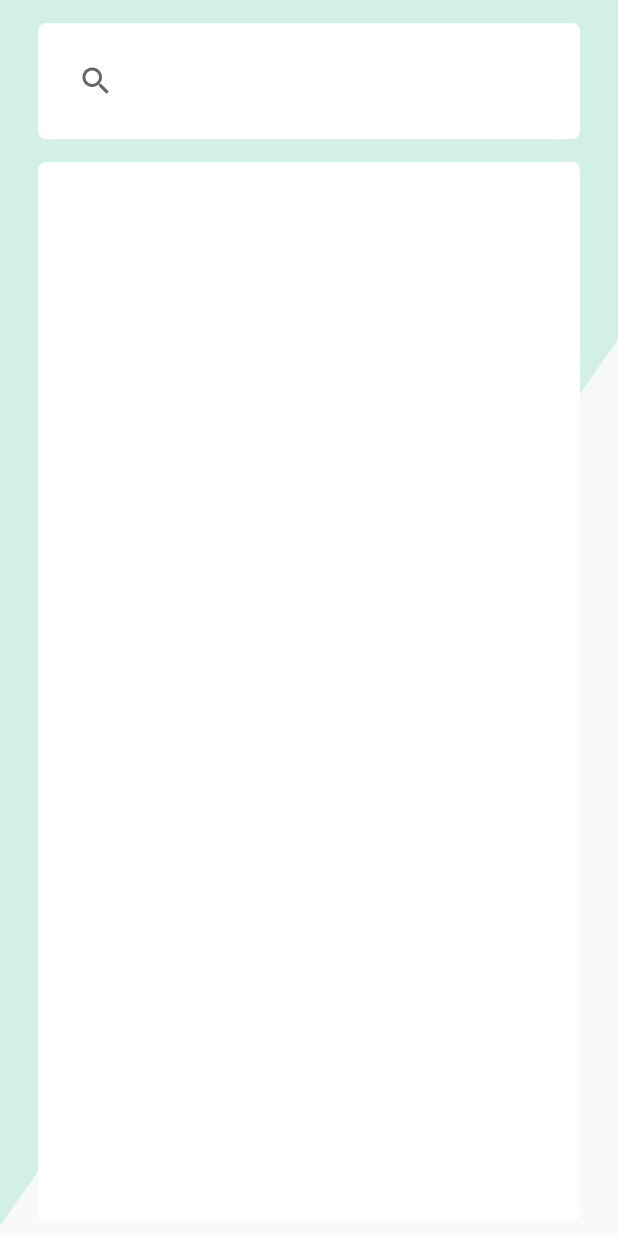
After one commit to mexado/androidProject, an Android app: the SearchActivity screen opened directly, with no data from a screen before it, on a phone screen of 412 x 824 dp. The commit adds this screen. Run offline under Robolectric (Android 15) with nearby library versions, the phone set to English and light mode, and no system bars; our stand-ins replace Volley.

Commit message:
Correxiones y Seccion busqueda agregado
- Se corrige error de conexion en equipos android version 9 en adelante
- Se agrega seccion de busqueda de usuarios para seguir agregandoles documentos

```diff
--- /dev/null
+++ b/app/src/main/res/layout/activity_search.xml
@@ -0,0 +1,43 @@
+<?xml version="1.0" encoding="utf-8"?>
+<LinearLayout xmlns:android="http://schemas.android.com/apk/res/android"
+    xmlns:app="http://schemas.android.com/apk/res-auto"
+    xmlns:tools="http://schemas.android.com/tools"
+    android:layout_width="match_parent"
+    android:layout_height="match_parent"
+    android:background="@drawable/fondo"
+    android:orientation="vertical"
+    tools:context=".SearchActivity">
+
+    <LinearLayout
+        android:layout_width="match_parent"
+        android:layout_height="wrap_content"
+        android:layout_marginLeft="25dp"
+        android:layout_marginTop="15dp"
+        android:layout_marginRight="25dp"
+        android:background="@drawable/radius_layout"
+        android:orientation="vertical">
+
+        <SearchView
+            android:id="@+id/buscar"
+            android:layout_width="match_parent"
+            android:layout_height="wrap_content" />
+    </LinearLayout>
+
+    <LinearLayout
+        android:layout_width="match_parent"
+        android:layout_height="match_parent"
+        android:layout_marginLeft="25dp"
+        android:layout_marginTop="15dp"
+        android:layout_marginRight="25dp"
+        android:layout_marginBottom="10dp"
+        android:background="@drawable/radius_layout"
+        android:orientation="vertical">
+
+        <ListView
+            android:id="@+id/listview"
+            android:layout_width="match_parent"
+            android:layout_height="match_parent"
+            android:scrollbars="vertical" />
+    </LinearLayout>
+
+</LinearLayout>
--- a/app/src/main/res/values/strings.xml
+++ b/app/src/main/res/values/strings.xml
@@ -1,6 +1,5 @@
 <resources>
-    <string name="app_name">Financiera</string>
+    <string name="app_name">Financiera prestamos</string>
 
     <string name="url_conexion">http://clientes.casoti.org.mx/financiera/</string>
-    <string name="url_conexionkasmdlkamdslk">http://172.20.2.80/android/</string>
 </resources>
```
Also changed, not shown: app/src/main/AndroidManifest.xml (+5 -3 lines), app/src/main/java/com/example/myapplication/RegistroActivity.java (+11 -2 lines), app/src/main/java/com/example/myapplication/SearchActivity.java (added, +148 -0 lines), app/src/main/java/com/example/myapplication/adapters/CustomListAdapter.java (added, +49 -0 lines), app/src/main/java/com/example/myapplication/clases/Product_List.java (added, +25 -0 lines), app/src/main/res/layout/activity_registro.xml (+14 -10 lines), app/src/main/res/layout/lista_contribuyentes_pagos.xml (added, +31 -0 lines).
